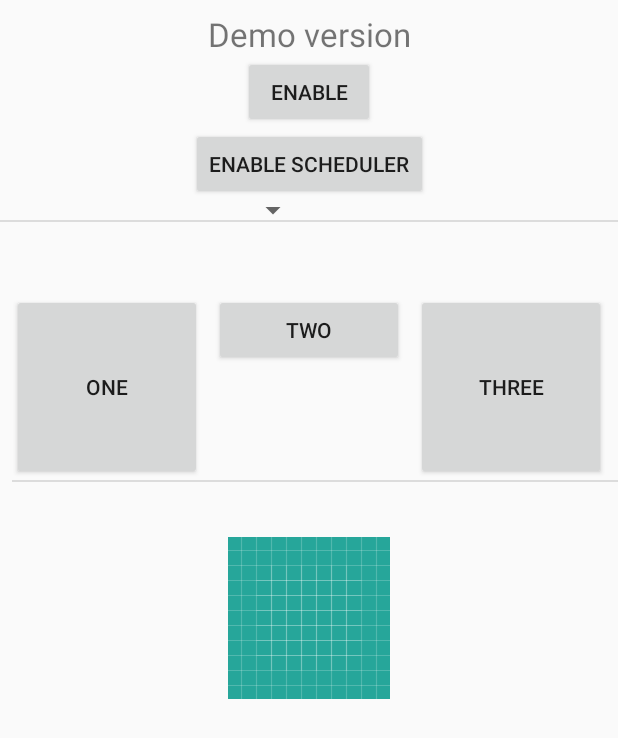
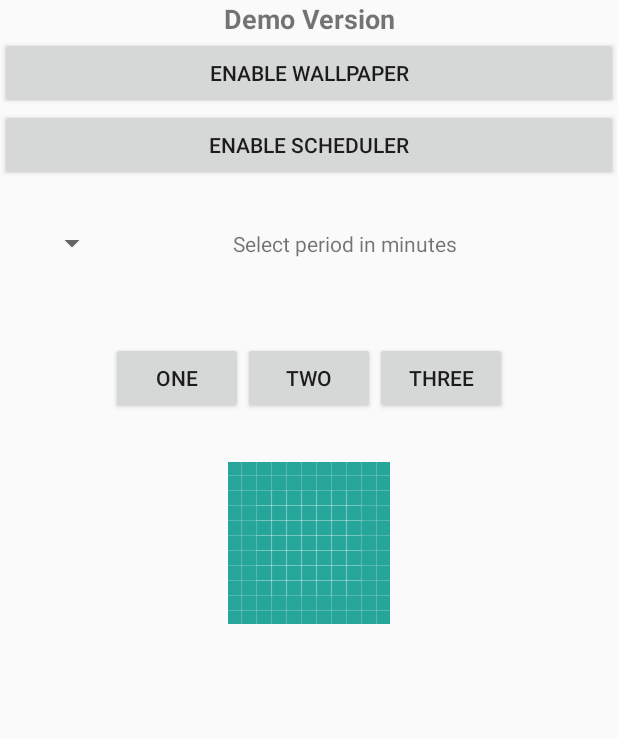
Before and after one commit to Mario-Bross/LiveWallpaperDemo, an Android app: the layout activity_live_wallpaper.xml on its own in the app's theme, with its tools: preview values and no code run, on a phone screen of 412 x 824 dp. Shown: the top 738 px of the screen. Run offline under Robolectric (Android 15) with nearby library versions, the phone set to English and light mode, and no system bars.

Commit message:
Removed not needed layouts

```diff
--- a/app/src/main/res/layout/activity_live_wallpaper.xml
+++ b/app/src/main/res/layout/activity_live_wallpaper.xml
@@ -1,161 +1,108 @@
 <?xml version="1.0" encoding="utf-8"?>
 
-<ScrollView
-    xmlns:android="http://schemas.android.com/apk/res/android"
-    xmlns:app="http://schemas.android.com/apk/res-auto"
+<androidx.core.widget.NestedScrollView xmlns:android="http://schemas.android.com/apk/res/android"
     xmlns:tools="http://schemas.android.com/tools"
-    android:id="@+id/scrollView"
+    android:layout_width="match_parent"
+    android:layout_height="match_parent">
+
+
+    <LinearLayout
         android:layout_width="match_parent"
         android:layout_height="match_parent"
-    android:fillViewport="true"
-    >
+        android:orientation="vertical">
 
-    <androidx.constraintlayout.widget.ConstraintLayout
+        <TextView
+            android:id="@+id/tv_version_type"
             android:layout_width="match_parent"
-        android:layout_height="match_parent"
-        tools:context=".activity.LiveWallpaperActivity"
-        >
-
-        <include layout="@layout/version_type_view" />
+            android:layout_height="wrap_content"
+            android:text="Demo Version"
+            android:textAlignment="center"
+            android:textSize="18sp"
+            android:textStyle="bold"
+            android:visibility="visible"
+            tools:text="Demo Version" />
 
         <Button
             android:id="@+id/enable_wallpaper_button"
-            android:layout_width="wrap_content"
+            android:layout_width="match_parent"
             android:layout_height="wrap_content"
-            android:layout_marginTop="0dp"
-            android:text="Enable"
-            app:layout_constraintEnd_toEndOf="parent"
-            app:layout_constraintHorizontal_bias="0.5"
-            app:layout_constraintStart_toStartOf="parent"
-            app:layout_constraintTop_toBottomOf="@+id/tv_version_type"
-            app:layout_constraintBottom_toTopOf="@id/enable_scheduler"
-            />
+            android:text="Enable Wallpaper" />
 
         <Button
             android:id="@+id/enable_scheduler"
-            android:layout_width="wrap_content"
+            android:layout_width="match_parent"
             android:layout_height="wrap_content"
-            android:layout_marginTop="0dp"
-            android:text="Enable scheduler"
-            app:layout_constraintEnd_toEndOf="parent"
-            app:layout_constraintHorizontal_bias="0.5"
-            app:layout_constraintStart_toStartOf="parent"
-            app:layout_constraintTop_toBottomOf="@+id/enable_wallpaper_button"
-            app:layout_constraintBottom_toTopOf="@id/scheduler_spinner"
-            />
+            android:text="Enable scheduler" />
 
+        <LinearLayout
+            android:layout_width="match_parent"
+            android:layout_height="match_parent"
+            android:orientation="horizontal"
+            android:layout_margin="24dp"
+            >
 
             <Spinner
                 android:id="@+id/scheduler_spinner"
-            android:layout_width="0dp"
-            android:layout_height="0dp"
-            app:layout_constraintBottom_toTopOf="@+id/divider1"
-            app:layout_constraintEnd_toStartOf="@id/spinner_label"
-            app:layout_constraintStart_toStartOf="parent"
-            app:layout_constraintTop_toBottomOf="@+id/enable_scheduler"
+                android:layout_width="wrap_content"
+                android:layout_height="match_parent"
+                android:layout_gravity="top"
+                android:padding="8dp"
+                android:layout_alignBottom="@+id/spinner_label"
                 />
-
 
             <TextView
                 android:id="@+id/spinner_label"
-            android:layout_width="0dp"
-            android:layout_height="0dp"
-            android:text="Select period"
+                android:layout_width="match_parent"
+                android:layout_height="match_parent"
+                android:padding="8dp"
+                android:text="Select period in minutes"
                 android:textAlignment="center"
-            android:padding="8dp"
-            app:layout_constraintBottom_toTopOf="@+id/divider1"
-            app:layout_constraintStart_toEndOf="@id/scheduler_spinner"
-            app:layout_constraintTop_toBottomOf="@+id/enable_scheduler"
-            app:layout_constraintEnd_toEndOf="parent"
+                />
+        </LinearLayout>
 
-            />
-
-        <View
-            android:id="@+id/divider1"
-            android:layout_width="wrap_content"
-            android:layout_height="1dp"
-            android:layout_marginTop="76dp"
-            android:background="?android:attr/listDivider"
-            app:layout_constraintEnd_toEndOf="parent"
-            app:layout_constraintHorizontal_bias="0.0"
-            app:layout_constraintStart_toStartOf="parent"
-            app:layout_constraintTop_toBottomOf="@+id/enable_wallpaper_button"
-            app:layout_constraintBottom_toTopOf="@+id/spinner_label"
-
-            />
+        <LinearLayout
+            android:layout_width="match_parent"
+            android:layout_height="match_parent"
+            android:orientation="horizontal"
+            android:layout_margin="24dp"
+            android:gravity="center"
+            >
 
             <Button
                 android:id="@+id/wallpaper1"
-            android:layout_width="0dp"
-            android:layout_height="0dp"
-            android:layout_marginStart="8dp"
-            android:layout_marginTop="48dp"
+                android:layout_width="wrap_content"
+                android:layout_height="wrap_content"
                 android:text="One"
-            app:layout_constraintBottom_toTopOf="@+id/divider2"
-            app:layout_constraintEnd_toStartOf="@+id/wallpaper2"
-            app:layout_constraintHorizontal_bias="0.5"
-            app:layout_constraintStart_toStartOf="parent"
-            app:layout_constraintTop_toBottomOf="@+id/divider1"
-
+                />
             />
 
             <Button
                 android:id="@+id/wallpaper2"
-            android:layout_width="0dp"
+                android:layout_width="wrap_content"
                 android:layout_height="wrap_content"
-            android:layout_marginStart="8dp"
-            android:layout_marginTop="48dp"
-            android:layout_marginEnd="8dp"
                 android:text="Two"
-            app:layout_constraintBottom_toTopOf="@+id/divider2"
-            app:layout_constraintEnd_toStartOf="@+id/wallpaper3"
-            app:layout_constraintHorizontal_bias="0.5"
-            app:layout_constraintStart_toEndOf="@+id/wallpaper1"
-            app:layout_constraintTop_toBottomOf="@+id/divider1" />
+                />
+
 
             <Button
                 android:id="@+id/wallpaper3"
-            android:layout_width="0dp"
-            android:layout_height="0dp"
-            android:layout_marginTop="48dp"
-            android:layout_marginEnd="8dp"
+                android:layout_width="wrap_content"
+                android:layout_height="wrap_content"
                 android:text="Three"
-            app:layout_constraintBottom_toTopOf="@+id/divider2"
-            app:layout_constraintEnd_toEndOf="parent"
-            app:layout_constraintHorizontal_bias="0.5"
-            app:layout_constraintStart_toEndOf="@+id/wallpaper2"
-            app:layout_constraintTop_toBottomOf="@+id/divider1" />
+                />
 
-
-        <View
-            android:id="@+id/divider2"
-            android:layout_width="wrap_content"
-            android:layout_height="1dp"
-            android:layout_marginStart="8dp"
-            android:layout_marginTop="76dp"
-            android:layout_marginEnd="8dp"
-            android:background="?android:attr/listDivider"
-            app:layout_constraintEnd_toEndOf="parent"
-            app:layout_constraintHorizontal_bias="0.0"
-            app:layout_constraintStart_toStartOf="parent"
-            app:layout_constraintTop_toBottomOf="@+id/wallpaper2"
-            />
+        </LinearLayout>
 
         <ImageView
 
             android:id="@+id/wallpaperPreview"
             android:layout_width="match_parent"
-            android:layout_height="match_parent"
+            android:layout_height="wrap_content"
             android:layout_margin="8dp"
-            android:scaleType="center"
-
-            app:layout_constraintBottom_toBottomOf="parent"
-            app:layout_constraintEnd_toEndOf="parent"
-            app:layout_constraintStart_toStartOf="parent"
-            app:layout_constraintTop_toBottomOf="@id/divider2"
-            app:layout_constraintVertical_bias="1.0"
-
+            android:scaleType="centerInside"
+            android:visibility="visible"
             tools:src="@drawable/ic_launcher_background" />
 
-    </androidx.constraintlayout.widget.ConstraintLayout>
-</ScrollView>
+    </LinearLayout>
+
+</androidx.core.widget.NestedScrollView>
```
Also changed, not shown: app/src/main/res/layout/activity_live_wallpaper_2.xml (deleted, +0 -165 lines), app/src/main/res/layout/activity_live_wallpaper_3.xml (deleted, +0 -108 lines), 1 other file. Lines whose indentation alone changed are shown as unchanged.
